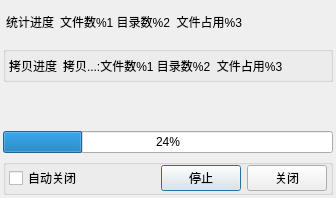
Old version of the form copyprocessdialog.ui in the repository nextuser/qt-moredirs.
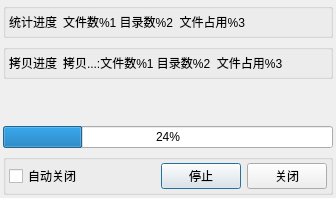
New version of the form.

Commit message: align 2 label

What changed in the file:
```diff
--- a/copyprocessdialog.ui
+++ b/copyprocessdialog.ui
@@ -33,6 +33,7 @@
     <number>3</number>
    </property>
    <item>
+    <widget class="QGroupBox" name="groupCount">
     <layout class="QHBoxLayout" name="horizontalLayout" stretch="0,1">
      <property name="leftMargin">
       <number>3</number>
@@ -61,6 +62,7 @@
       </widget>
      </item>
     </layout>
+    </widget>
    </item>
    <item>
     <widget class="QGroupBox" name="groupBox_2">
@@ -85,6 +87,9 @@
         <property name="text">
          <string>拷贝进度</string>
         </property>
+        <property name="margin">
+         <number>0</number>
+        </property>
        </widget>
       </item>
       <item>
@@ -127,13 +132,13 @@
        <number>3</number>
       </property>
       <property name="topMargin">
-       <number>0</number>
+       <number>3</number>
       </property>
       <property name="rightMargin">
        <number>3</number>
       </property>
       <property name="bottomMargin">
-       <number>0</number>
+       <number>3</number>
       </property>
       <item>
        <widget class="QCheckBox" name="checkBoxAutoClose">
```
Lines whose indentation alone changed are shown as unchanged.
